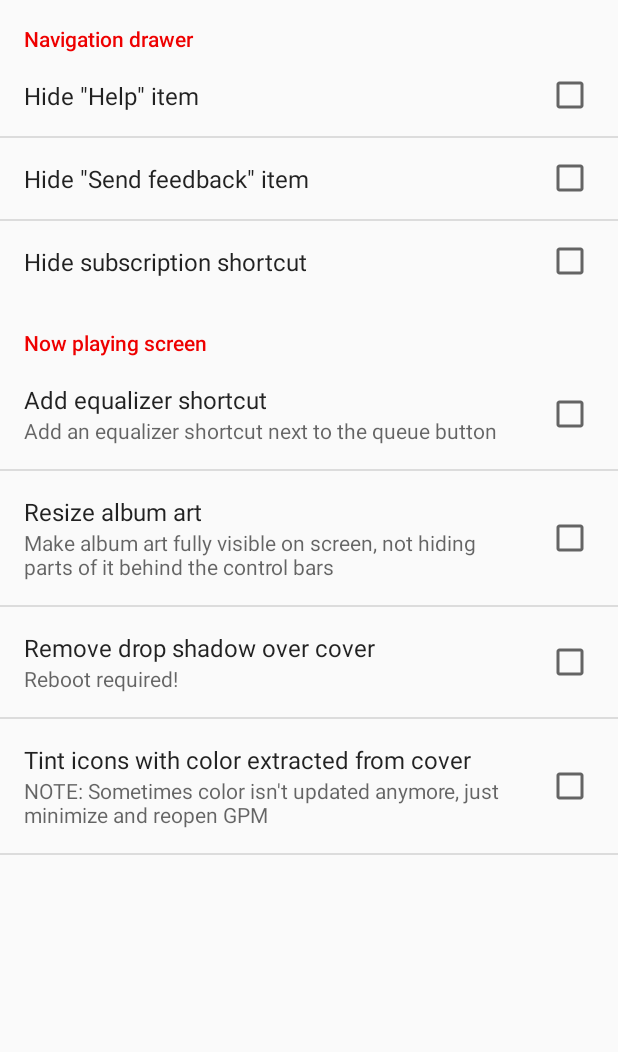
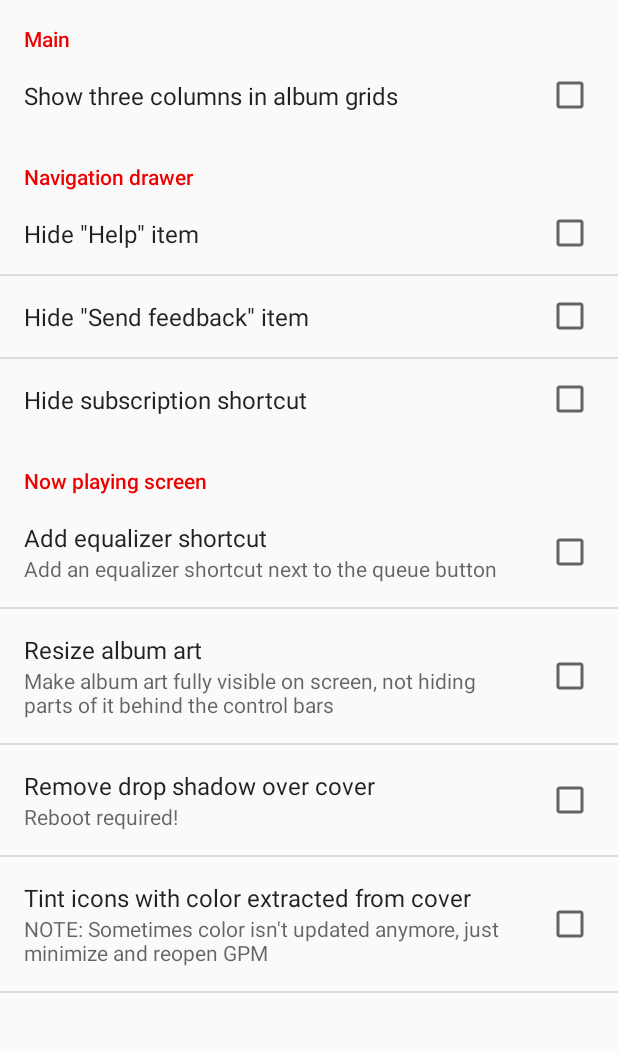
Before and after one commit to Maxr1998/XGPM, an Android app: the screen it shows after launch (MainActivity), on a phone screen of 412 x 824 dp, the part 84-1136 px from its top. Run offline under Robolectric (Android 15) with nearby library versions, the phone set to English and light mode, and no system bars.

Commit message:
add option to show 3 columns instead of 2 in album views

```diff
--- a/app/src/main/java/de/Maxr1998/xposed/gpm/Common.java
+++ b/app/src/main/java/de/Maxr1998/xposed/gpm/Common.java
@@ -4,7 +4,7 @@ public class Common {
     public static final String XGPM = "de.Maxr1998.xposed.gpm";
     public static final String GPM = "com.google.android.music";
     //
-    public static final String DRAWER_HIDE_STORE = "drawer_hide_store";
+    public static final String ALBUM_GRID_THREE_COLUMNS = "album_grid_three_columns";
     public static final String DRAWER_HIDE_HELP = "drawer_hide_help";
     public static final String DRAWER_HIDE_FEEDBACK = "drawer_hide_feedback";
     public static final String DRAWER_HIDE_UNLIMITED = "drawer_hide_unlimited";
--- a/app/src/main/res/values/strings.xml
+++ b/app/src/main/res/values/strings.xml
@@ -1,5 +1,10 @@
 <resources>
     <string name="app_name">XGPM</string>
+
+    <string name="reboot_required_summary">Reboot required!</string>
+
+    <string name="category_main">Main</string>
+    <string name="album_grid_three_columns">Show three columns in album grids</string>
 
     <string name="category_drawer">Navigation drawer</string>
     <string name="drawer_hide_help">Hide \"Help\" item</string>
@@ -12,7 +17,6 @@
     <string name="np_resize_covers">Resize album art</string>
     <string name="np_resize_covers_summary">Make album art fully visible on screen, not hiding parts of it behind the control bars</string>
     <string name="np_remove_drop_shadow">Remove drop shadow over cover</string>
-    <string name="np_remove_drop_shadow_summary">Reboot required!</string>
     <string name="np_tint_icons">Tint icons with color extracted from cover</string>
     <string name="np_tint_icons_summary">NOTE: Sometimes color isn\'t updated anymore, just minimize and reopen GPM</string>
 
--- a/app/src/main/res/xml/preferences.xml
+++ b/app/src/main/res/xml/preferences.xml
@@ -1,5 +1,10 @@
 <?xml version="1.0" encoding="utf-8"?>
 <PreferenceScreen xmlns:android="http://schemas.android.com/apk/res/android">
+    <PreferenceCategory android:title="@string/category_main">
+        <CheckBoxPreference
+            android:key="album_grid_three_columns"
+            android:title="@string/album_grid_three_columns" />
+    </PreferenceCategory>
     <PreferenceCategory android:title="@string/category_drawer">
         <CheckBoxPreference
             android:key="drawer_hide_help"
@@ -22,7 +27,7 @@
             android:title="@string/np_resize_covers" />
         <CheckBoxPreference
             android:key="np_remove_drop_shadow"
-            android:summary="@string/np_remove_drop_shadow_summary"
+            android:summary="@string/reboot_required_summary"
             android:title="@string/np_remove_drop_shadow" />
         <CheckBoxPreference
             android:key="np_tint_icons"
```
Also changed, not shown: app/src/main/java/de/Maxr1998/xposed/gpm/hooks/MainStage.java (added, +40 -0 lines), 1 other file.
